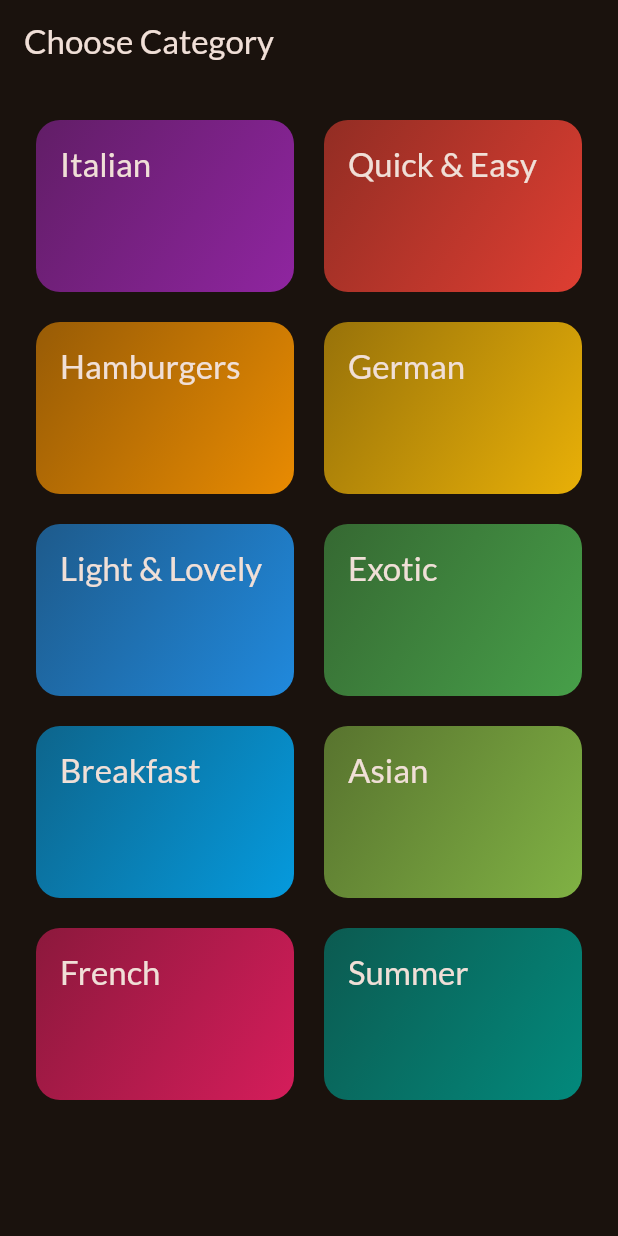
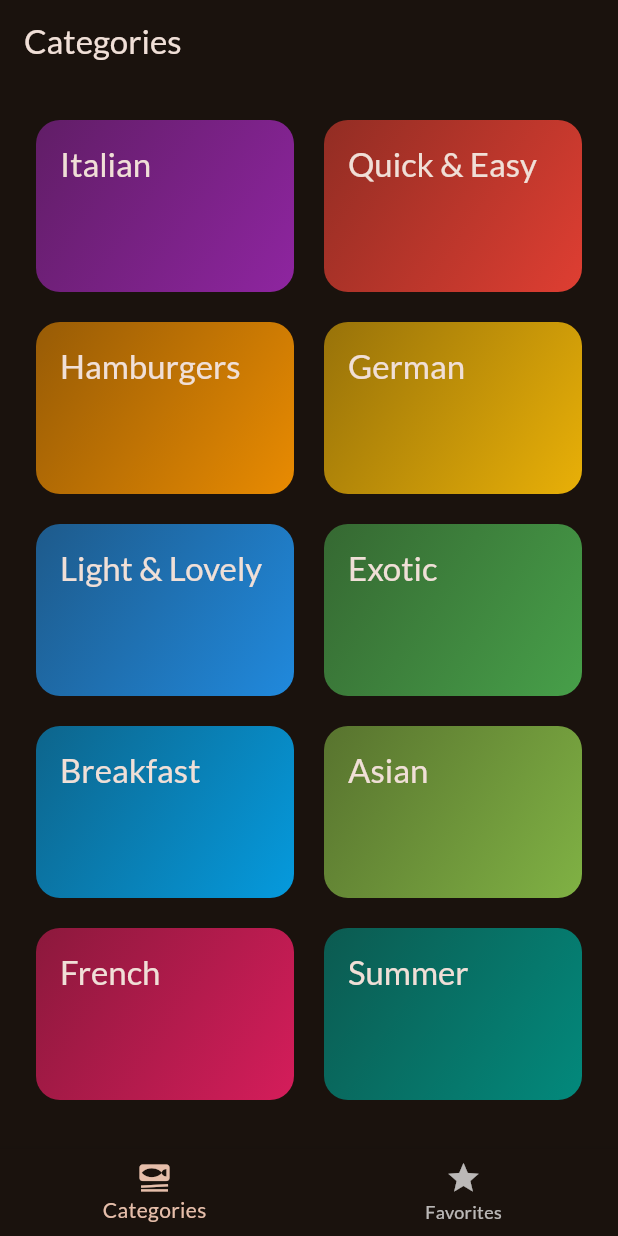
Before and after one commit to stinat/lokaverkefni, a Flutter app: the screen it shows after launch, on a phone screen of 412 x 824 dp. Run offline on Flutter 3.47's test engine with Material 3 defaults, Android fonts, the phone set to English and light mode, and no system bars; our stand-ins replace google_fonts, transparent_image.

Commit message:
Bottom Nav & Fav

```diff
--- a/recipe_app/lib/data/dummy_data.dart
+++ b/recipe_app/lib/data/dummy_data.dart
@@ -8,7 +8,7 @@ const availableCategories = [
   Category(
     id: 'c1',
     title: 'Italian',
-    color: Colors.purple,
+    color: Color.fromARGB(20, 155, 39, 176),
   ),
   Category(
     id: 'c2',
--- a/recipe_app/lib/main.dart
+++ b/recipe_app/lib/main.dart
@@ -2,7 +2,7 @@ import 'package:flutter/material.dart';
 
 import 'package:google_fonts/google_fonts.dart';
 //import 'package:recipe_app/data/dummy_data.dart';
-import 'package:recipe_app/screens/categories.dart';
+import 'package:recipe_app/screens/tabs.dart';
 //import 'package:recipe_app/screens/meals.dart';
 //import 'package:recipe_app/screens/categories.dart';
 
@@ -26,7 +26,7 @@ class App extends StatelessWidget {
   Widget build(BuildContext context) {
     return MaterialApp(
       theme: theme,
-      home: const CategoriesScreen(
+      home: const TabsScreen(
         //title: 'Some category...',
         //meals: dummyMeals,
       ),
--- a/recipe_app/lib/screens/categories.dart
+++ b/recipe_app/lib/screens/categories.dart
@@ -1,14 +1,16 @@
 import 'package:flutter/material.dart';
 
 import 'package:recipe_app/data/dummy_data.dart';
-
+import 'package:recipe_app/models/meal.dart';
 import 'package:recipe_app/widgets/category_grid_item.dart';
 
 import 'package:recipe_app/screens/meals.dart';
 import 'package:recipe_app/models/category.dart';
 
 class CategoriesScreen extends StatelessWidget {
-  const CategoriesScreen({super.key});
+  const CategoriesScreen({super.key, required this.onToggleFavorite});
+
+  final void Function(Meal meal) onToggleFavorite;
 
   void _selectCategory(BuildContext context, Category category) {
     final filteredMeals = dummyMeals
@@ -20,6 +22,7 @@ class CategoriesScreen extends StatelessWidget {
         builder: (ctx) => MealsScreen(
           title: category.title,
           meals: filteredMeals,
+          onToggleFavorite: onToggleFavorite,
         ),
       ),
     );
@@ -27,11 +30,7 @@ class CategoriesScreen extends StatelessWidget {
 
   @override
   Widget build(BuildContext context) {
-    return Scaffold(
-      appBar: AppBar(
-        title: const Text('Choose Category'),
-      ),
-      body: GridView(
+    return GridView(
       padding: const EdgeInsets.all(24),
       gridDelegate: const SliverGridDelegateWithFixedCrossAxisCount(
         crossAxisCount: 2,
@@ -49,7 +48,6 @@ class CategoriesScreen extends StatelessWidget {
             },
           )
       ],
-      ),
     );
   }
 }
--- /dev/null
+++ b/recipe_app/lib/screens/tabs.dart
@@ -0,0 +1,62 @@
+import 'package:flutter/material.dart';
+
+import 'package:recipe_app/models/meal.dart';
+import 'package:recipe_app/screens/meals.dart';
+import 'package:recipe_app/screens/categories.dart';
+
+class TabsScreen extends StatefulWidget {
+const TabsScreen({super.key});
+
+@override
+State<TabsScreen> createState() {
+  return _TabsScreenState();
+}
+}
+
+class _TabsScreenState extends State<TabsScreen> {
+int _selectedPageIndex = 0;
+final List<Meal> _favoriteMeals = [];
+
+void _toggleMealFavoriteStatus(Meal meal) {
+  final isExisting = _favoriteMeals.contains(meal);
+
+  if (isExisting) {
+    _favoriteMeals.remove(meal);
+  } else {
+    _favoriteMeals.add(meal);
+  }
+}
+
+void _selectPage(int index) {
+  setState(() {
+    _selectedPageIndex = index;
+  });
+}
+
+  @override
+Widget build(BuildContext context) {
+Widget activePage = CategoriesScreen(onToggleFavorite: _toggleMealFavoriteStatus,);
+var activePageTitle = 'Categories';
+
+if (_selectedPageIndex == 1) {
+  activePage = MealsScreen(meals: [], onToggleFavorite: _toggleMealFavoriteStatus,);
+  activePageTitle = 'Your Favorites';
+}
+
+
+  return Scaffold(
+  appBar: AppBar(
+    title: Text(activePageTitle),
+  ),
+  body: activePage,
+  bottomNavigationBar: BottomNavigationBar(
+    onTap: _selectPage,
+    currentIndex: _selectedPageIndex,
+  items: const [
+    BottomNavigationBarItem(icon: Icon(Icons.set_meal), label:'Categories', ),
+    BottomNavigationBarItem(icon: Icon(Icons.star), label: 'Favorites', ),
+  ],
+  ),
+);
+}
+}
```
Also changed, not shown: recipe_app/lib/screens/meal_details.dart (added, +76 -0 lines), recipe_app/lib/screens/meals.dart (+25 -4 lines), recipe_app/lib/widgets/meal_item.dart (+9 -3 lines). Lines whose indentation alone changed are shown as unchanged.
